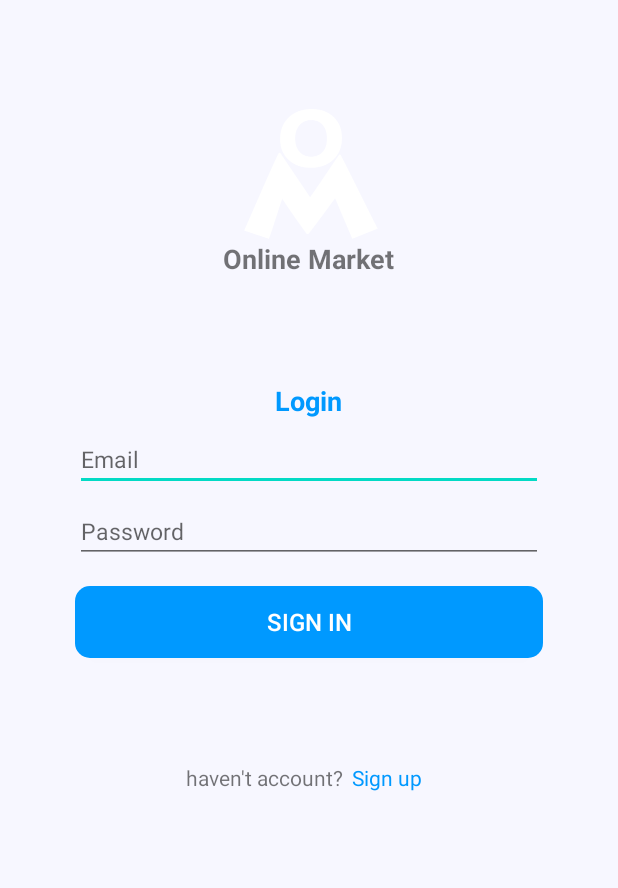
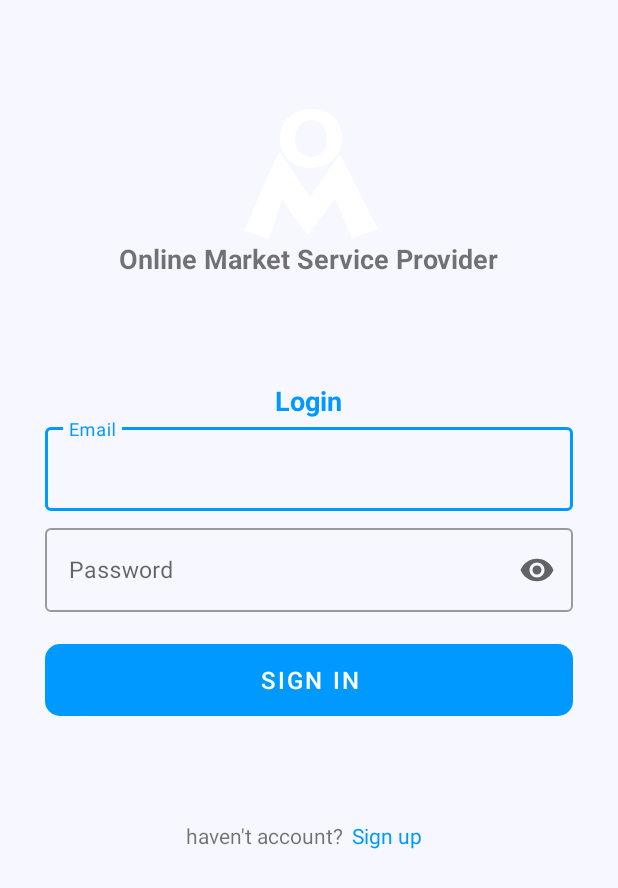
Before and after one commit to arifaziz346/OnlineMarketServiceProviderTest, an Android app: the login screen opened directly, with no data from a screen before it, on a phone screen of 412 x 824 dp. Shown: the top 888 px of the screen. Run offline under Robolectric (Android 15) with nearby library versions, the phone set to English and light mode, and no system bars.

Commit message:
9/4/2021

```diff
--- a/app/src/main/java/com/example/onlinemarketserviceprovider/Auth/login.kt
+++ b/app/src/main/java/com/example/onlinemarketserviceprovider/Auth/login.kt
@@ -3,17 +3,60 @@ package com.example.onlinemarketserviceprovider.Auth
 import android.content.Intent
 import androidx.appcompat.app.AppCompatActivity
 import android.os.Bundle
-import android.view.LayoutInflater
 import android.view.View
+import android.widget.Button
 import android.widget.Toast
+import androidx.annotation.NonNull
 import com.example.onlinemarketserviceprovider.R
 import com.example.onlinemarketserviceprovider.databinding.ActivityLoginBinding
+import com.google.android.material.textfield.TextInputEditText
+import com.google.android.material.textfield.TextInputLayout
 
 class login : AppCompatActivity() {
+    private   var txtEmail:TextInputEditText?=null
+    private   var txtPassword:TextInputEditText?=null
+    private   var emailLayout:TextInputLayout?=null
+    private   var passwordLayout: TextInputLayout?=null
+    private var btnSignIn:Button?=null
+
+
     override fun onCreate(savedInstanceState: Bundle?) {
         super.onCreate(savedInstanceState)
-        var binding = ActivityLoginBinding.inflate(layoutInflater)
-        setContentView(R.layout.activity_login)
+        var  binding = ActivityLoginBinding.inflate(layoutInflater)
+        setContentView(binding.root)
+
+        txtEmail = binding.txtEmailSignIn
+        emailLayout = binding.txtLayoutEmailSignIn
+        txtPassword = binding.txtPasswordSignIn
+        passwordLayout = binding.txtLayoutPasswordSignIn
+//        btnSignIn =findViewById<Button>(R.id.btnSignIn) as Button
+        btnSignIn = binding.btnSignIn
+
+        btnSignIn!!.setOnClickListener {
+            if (validate()) {
+                var intent = Intent(this,register::class.java)
+                startActivity(intent)
+            }
+        }
+
+
+
+
+//        binding.btnSignIn.setOnClickListener(View.OnClickListener {
+//            Toast.makeText(this,"Btn SignIn!",Toast.LENGTH_SHORT).show()
+//        })
+
+//        binding.btnSignIn.setOnClickListener(View.OnClickListener {
+////            if (validate()){
+////                Toast.makeText(this,"Fine!",Toast.LENGTH_SHORT).show()
+////            }else{
+////                Toast.makeText(this,"Sorry!",Toast.LENGTH_SHORT).show()
+////            }
+//            Toast.makeText(this,"Btn SignIn!",Toast.LENGTH_SHORT).show()
+//        })
+
+
+
 
 
     }
@@ -22,4 +65,18 @@ class login : AppCompatActivity() {
         var intent = Intent(this,register::class.java)
         startActivity(intent)
     }
+
+    fun validate():Boolean{
+        if(txtEmail!!.getText().toString()==""){
+            emailLayout!!.error ="Plz Enter Your Email"
+            return false
+        }
+        else if (txtPassword!!.getText().toString()==""){
+            passwordLayout!!.error ="Plz Enter Your Password"
+            return false
+        }
+
+    return true}
+
+
 }
--- a/app/src/main/java/com/example/onlinemarketserviceprovider/Auth/register.kt
+++ b/app/src/main/java/com/example/onlinemarketserviceprovider/Auth/register.kt
@@ -14,6 +14,7 @@ class register : AppCompatActivity() {
         var binding = ActivityRegisterBinding.inflate(layoutInflater)
         setContentView(R.layout.activity_register)
 
+
     }
     fun signIn(view: View){
         var intent = Intent(this,login::class.java)
--- a/app/src/main/res/layout/activity_login.xml
+++ b/app/src/main/res/layout/activity_login.xml
@@ -1,10 +1,10 @@
 <?xml version="1.0" encoding="utf-8"?>
-<LinearLayout
-    xmlns:android="http://schemas.android.com/apk/res/android"
+<LinearLayout xmlns:android="http://schemas.android.com/apk/res/android"
     android:layout_width="match_parent"
     android:layout_height="match_parent"
-    android:paddingLeft="50dp"
-    android:paddingRight="50dp"
+    xmlns:app="http://schemas.android.com/apk/res-auto"
+    android:paddingLeft="30dp"
+    android:paddingRight="30dp"
     android:orientation="vertical"
     android:background="@color/ColorLightBlueWhite">
 
@@ -18,7 +18,7 @@
         android:layout_width="wrap_content"
         android:layout_height="wrap_content"
         android:layout_gravity="center"
-        android:text="Online Market"
+        android:text="Online Market Service Provider"
         android:textStyle="bold"
         android:textSize="18sp"></TextView>
     <TextView
@@ -33,51 +33,59 @@
 
 
     <com.google.android.material.textfield.TextInputLayout
+        android:id="@+id/txtLayoutEmailSignIn"
         android:layout_width="match_parent"
         android:layout_height="wrap_content"
-        android:id="@+id/txtLayoutEmailSignIn"
-        android:hint="Enter Your Name"
-        android:layout_marginBottom="6dp"/>
+        android:hint="Email"
+        android:layout_marginBottom="6dp"
 
+        style="@style/Widget.MaterialComponents.TextInputLayout.OutlinedBox">
 
         <com.google.android.material.textfield.TextInputEditText
+            android:id="@+id/txtEmailSignIn"
             android:layout_width="match_parent"
             android:layout_height="wrap_content"
-        android:id="@+id/txtEmailSignIn"
-        android:hint="Email"
             android:inputType="textEmailAddress"
             android:textSize="15sp">
         </com.google.android.material.textfield.TextInputEditText>
+    </com.google.android.material.textfield.TextInputLayout>
 
+
+
+    />
     <com.google.android.material.textfield.TextInputLayout
+        android:id="@+id/txtLayoutPasswordSignIn"
         android:layout_width="match_parent"
         android:layout_height="wrap_content"
-        android:id="@+id/txtLayoutPasswordSignIn"
-        android:hint="Enter Your Name"
-        android:layout_marginBottom="6dp"/>
-
+        android:layout_marginBottom="6dp"
+        app:endIconMode="password_toggle"
+        android:hint="Password"
+        style="@style/Widget.MaterialComponents.TextInputLayout.OutlinedBox"
+        >
         <com.google.android.material.textfield.TextInputEditText
+            android:id="@+id/txtPasswordSignIn"
             android:layout_width="match_parent"
             android:layout_height="wrap_content"
-        android:id="@+id/txtPasswordSignIn"
-        android:hint="Password"
             android:inputType="textPassword"
+            app:errorEnabled="true"
             android:textSize="15sp">
         </com.google.android.material.textfield.TextInputEditText>
+    </com.google.android.material.textfield.TextInputLayout>
 
-    <androidx.appcompat.widget.AppCompatButton
+
+
+    <Button
         android:id="@+id/btnSignIn"
         android:layout_width="match_parent"
         android:layout_height="wrap_content"
         android:layout_marginTop="15dp"
         android:background="@drawable/btn_round"
         android:textColor="@color/white"
-
         android:textSize="16dp"
         android:layout_marginBottom="70dp"
         android:text="SIGN IN">
 
-    </androidx.appcompat.widget.AppCompatButton>
+    </Button>
 
     <LinearLayout
         android:layout_width="match_parent"
```
Also changed, not shown: app/src/main/java/com/example/onlinemarketserviceprovider/Constant.kt (line endings or trailing spaces). Lines whose indentation alone changed are shown as unchanged.
